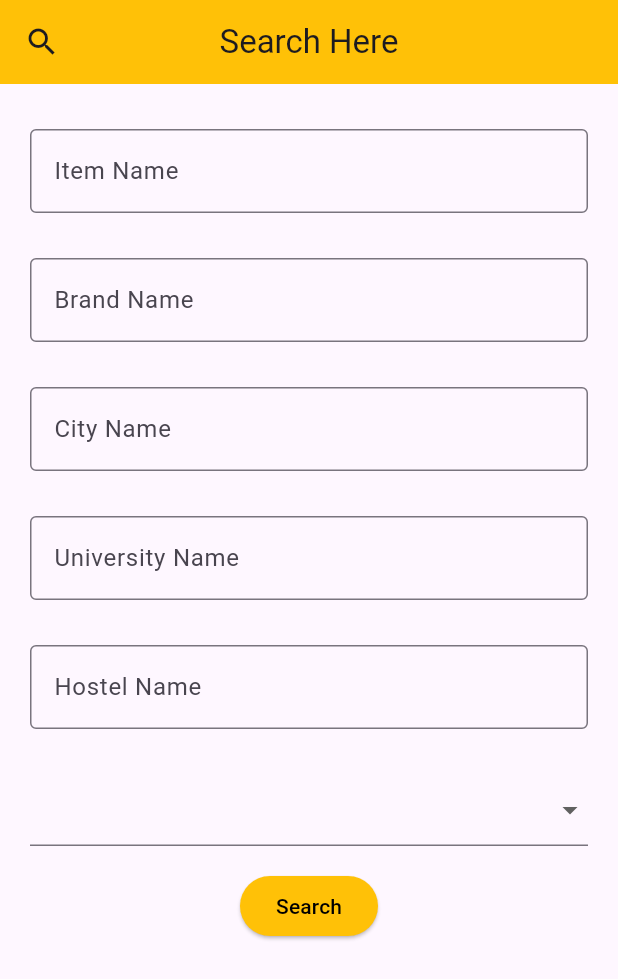
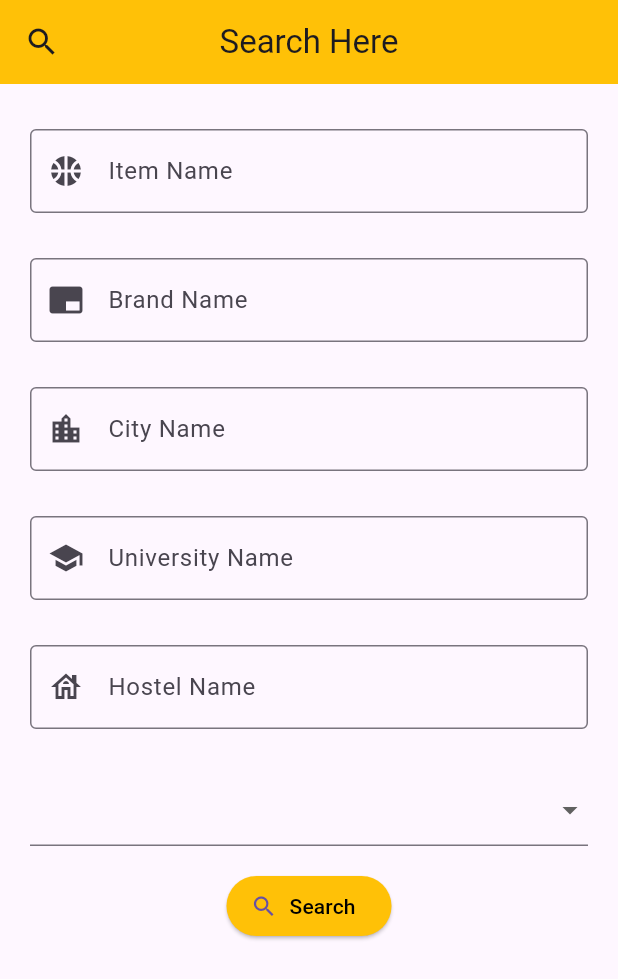
Before and after one commit to kaniobed28/campus_sell, a Flutter app: the SearchScreen screen opened directly, on a phone screen of 412 x 824 dp. Shown: the top 979 px of the screen. Run offline on Flutter 3.47's test engine with Material 3 defaults, Android fonts, the phone set to English and light mode, and no system bars.

Commit message:
signup modified and search screen improved with prefix icons

```diff
--- a/lib/forms_repo/search_screen.dart
+++ b/lib/forms_repo/search_screen.dart
@@ -41,30 +41,35 @@ class _SearchScreenState extends State<SearchScreen> {
                     _itemNameController,
                     RegExp(r'^[a-zA-Z]+$'),
                     nameOfLabel: "Item Name",
+                    prefixIcon:  Icons.sports_basketball,
                   ),
                   SizedBox(height: 30),
                   nameFormWidget(
                     _brandNameController,
                     RegExp(r'^[a-zA-Z]+$'),
                     nameOfLabel: "Brand Name",
+                    prefixIcon:  Icons.branding_watermark,
                   ),
                   SizedBox(height: 30),
                   nameFormWidget(
                     _cityNameController,
                     RegExp(r'^[a-zA-Z]+$'),
                     nameOfLabel: "City Name",
+                    prefixIcon:  Icons.location_city,
                   ),
                   SizedBox(height: 30),
                   nameFormWidget(
                     _universityNameController,
                     RegExp(r'^[a-zA-Z]+$'),
                     nameOfLabel: "University Name",
+                    prefixIcon:  Icons.school,
                   ),
                   SizedBox(height: 30),
                   nameFormWidget(
                     _hostelNameController,
                     RegExp(r'^[a-zA-Z]+$'),
                     nameOfLabel: "Hostel Name",
+                    prefixIcon:  Icons.house_outlined,
                   ),
                   SizedBox(height: 30),
                   DropdownButtonFormField(
@@ -77,7 +82,7 @@ class _SearchScreenState extends State<SearchScreen> {
                       onChanged: (val) {}),
                   Padding(
                     padding: const EdgeInsets.symmetric(vertical: 16.0),
-                    child: ElevatedButton(
+                    child: ElevatedButton.icon(
                       style: ButtonStyle(
                         backgroundColor:
                             MaterialStateProperty.all<Color>(Colors.amber),
@@ -88,7 +93,8 @@ class _SearchScreenState extends State<SearchScreen> {
                           print('Signing up with Username: $username');
                         }
                       },
-                      child: Text(
+                      icon: Icon(Icons.search), // Add your desired icon here
+                      label: Text(
                         'Search',
                         style: TextStyle(color: Colors.black),
                       ),
@@ -109,6 +115,7 @@ TextFormField nameFormWidget(
   RegExp regExp, {
   bool obscureText = false,
   String nameOfLabel = '',
+  IconData? prefixIcon, // Accepts an optional IconData parameter for the prefix icon
 }) {
   return TextFormField(
     controller: nameOfFormController,
@@ -116,6 +123,7 @@ TextFormField nameFormWidget(
     decoration: InputDecoration(
       labelText: nameOfLabel,
       border: OutlineInputBorder(),
+      prefixIcon: prefixIcon != null ? Icon(prefixIcon) : null, // Use the provided icon if not null
     ),
     validator: (value) {
       // if (value == null || value.isEmpty) {
--- a/lib/main.dart
+++ b/lib/main.dart
@@ -1,5 +1,6 @@
 import 'package:flutter/material.dart';
 import 'signup_in/signup.dart';
+// import "forms_repo/search_screen.dart";
 void main() {
   runApp( MainApp());
 }
@@ -10,6 +11,10 @@ class MainApp extends StatelessWidget {
   @override
   Widget build(BuildContext context) {
     return  MaterialApp(
+      // routes: {
+      //   "/": (context)=> SearchScreen(),
+      //   "SignUp": (context)=> Signup(),
+      // },
       theme: ThemeData(primaryColor: Colors.amber),
       home: SafeArea(
         child:  Signup(),
```
Also changed, not shown: lib/signup_in/signup.dart (+8 -4 lines).
